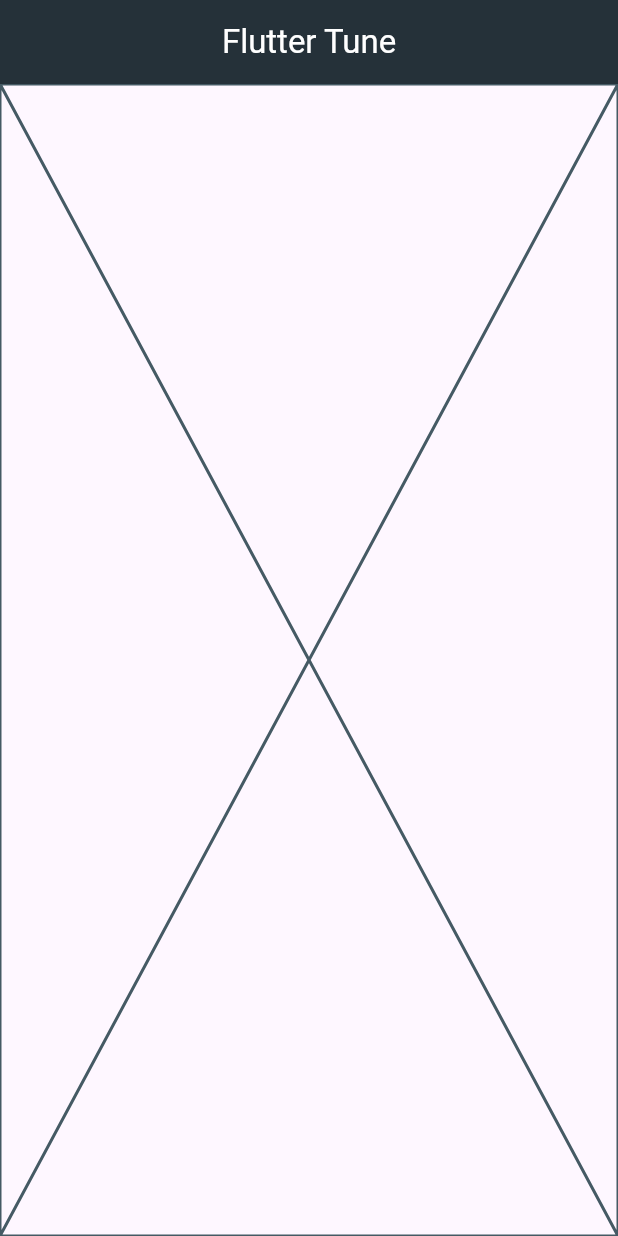
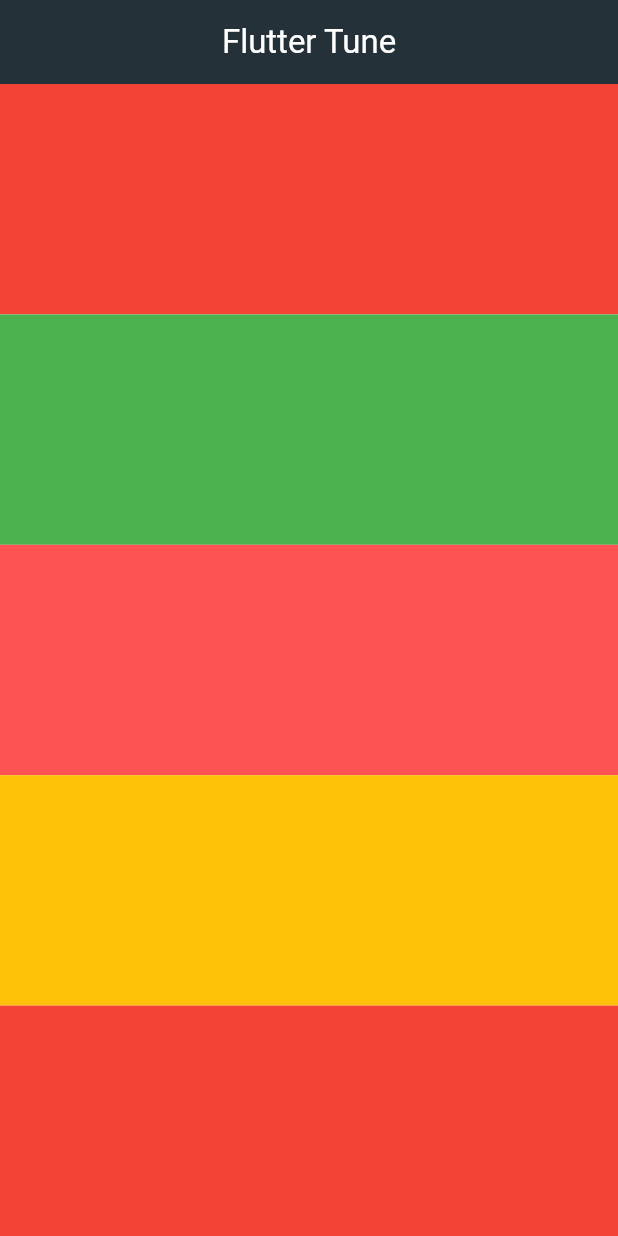
Before and after one commit to Moazosama2004/tunes-player-app, a Flutter app: the screen it shows after launch, on a phone screen of 412 x 824 dp. Run offline on Flutter 3.47's test engine with Material 3 defaults, Android fonts, the phone set to English and light mode, and no system bars.

Commit message:
tune item

```diff
--- a/lib/views/tune_view.dart
+++ b/lib/views/tune_view.dart
@@ -1,4 +1,5 @@
 import 'package:flutter/material.dart';
+import 'package:tunes_player_app/widgets/tune_item.dart';
 
 class TuneView extends StatelessWidget {
   const TuneView({super.key});
@@ -15,7 +16,15 @@ class TuneView extends StatelessWidget {
         elevation: 0.0,
         centerTitle: true,
       ),
-      body: const Placeholder(),
+      body: const Column(
+        children: [
+          TuneItem(color: Colors.red),
+          TuneItem(color: Colors.green),
+          TuneItem(color: Colors.redAccent),
+          TuneItem(color: Colors.amber),
+          TuneItem(color: Colors.red),
+        ],
+      ),
     );
   }
 }
--- /dev/null
+++ b/lib/widgets/tune_item.dart
@@ -0,0 +1,11 @@
+import 'package:flutter/material.dart';
+
+class TuneItem extends StatelessWidget {
+  const TuneItem({super.key, required this.color});
+  final Color color;
+
+  @override
+  Widget build(BuildContext context) {
+    return Expanded(child: Container(color: color));
+  }
+}
```
